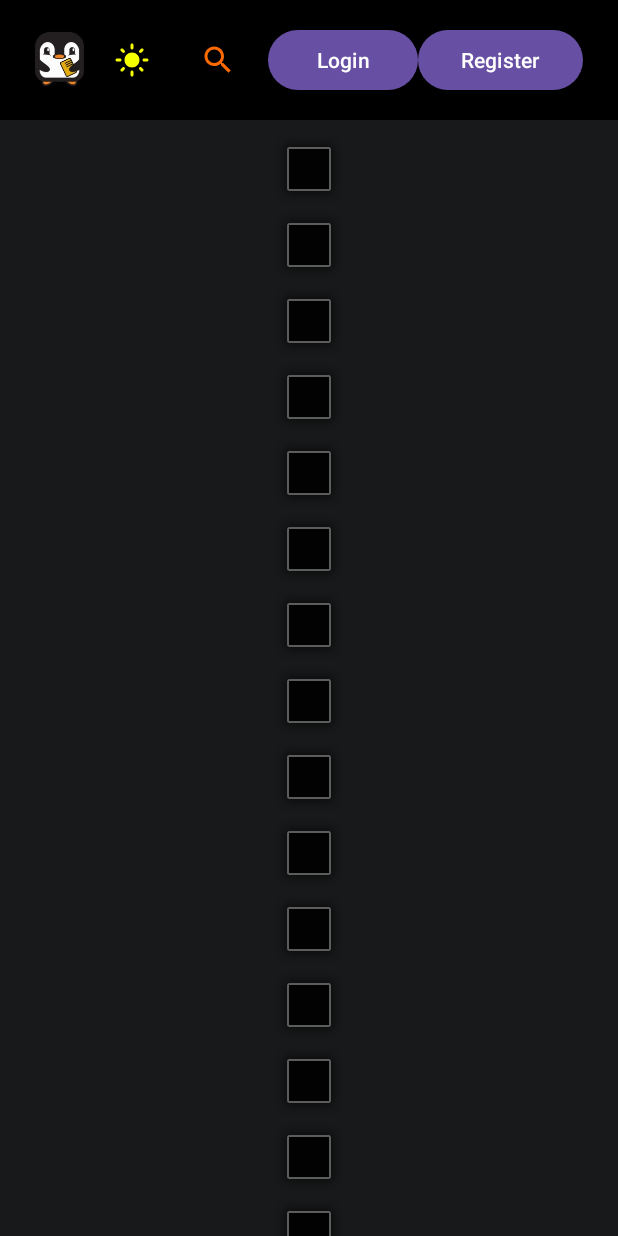
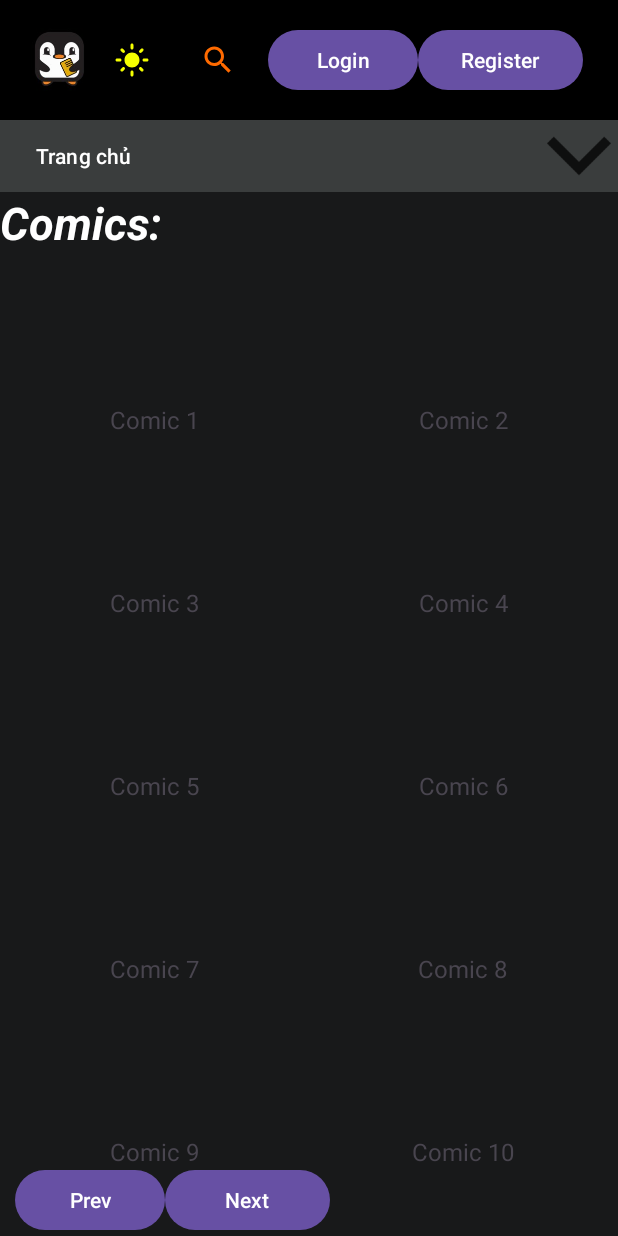
Before and after one commit to Toilahvu/DALTUD2, an Android app: the screen it shows after launch (MainActivity), on a phone screen of 412 x 824 dp. Run offline under Robolectric (Android 15) with nearby library versions, the phone set to English and light mode, and no system bars.

Commit message:
xong mot nua UI

```diff
--- /dev/null
+++ b/app/src/main/java/com/example/daltud2/Control/ComicAdapter.java
@@ -0,0 +1,60 @@
+package com.example.daltud2.Control;
+
+
+import android.view.LayoutInflater;
+import android.view.View;
+import android.view.ViewGroup;
+import android.widget.ImageView;
+import android.widget.TextView;
+
+import androidx.annotation.NonNull;
+import androidx.recyclerview.widget.RecyclerView;
+
+import com.example.daltud2.Model.Comic;
+import com.example.daltud2.R;
+
+import java.util.List;
+
+public class ComicAdapter extends RecyclerView.Adapter<ComicAdapter.ComicViewHolder> {
+
+    public class ComicViewHolder extends RecyclerView.ViewHolder {
+        public TextView comicTitle;
+        public ImageView comicImage;
+
+        public ComicViewHolder(View itemView) {
+            super(itemView);
+            comicTitle = itemView.findViewById(R.id.comicTitle);
+            comicImage = itemView.findViewById(R.id.comicImage);
+        }
+    }
+    private List<Comic> comicList;
+
+    public ComicAdapter(List<Comic> comicList) {
+        this.comicList = comicList;
+    }
+
+    @NonNull
+    @Override
+    public ComicAdapter.ComicViewHolder onCreateViewHolder(@NonNull ViewGroup parent, int viewType) {
+        View itemView = LayoutInflater.from(parent.getContext())
+                .inflate(R.layout.item_comic, parent, false);
+        return new ComicViewHolder(itemView);
+    }
+
+    @Override
+    public void onBindViewHolder(@NonNull ComicAdapter.ComicViewHolder holder, int position) {
+        Comic comic = comicList.get(position);
+        holder.comicTitle.setText(comic.title);
+    }
+
+    @Override
+    public int getItemCount() {
+        return comicList.size();
+    }
+    public void updateData(List<Comic> newComicList) {
+        this.comicList = newComicList;
+        notifyDataSetChanged(); // Báo cho RecyclerView biết dữ liệu đã thay đổi
+    }
+
+
+}
--- a/app/src/main/java/com/example/daltud2/MainActivity.java
+++ /dev/null
@@ -1,87 +0,0 @@
-package com.example.daltud2;
-
-import android.graphics.Color;
-import android.graphics.drawable.ColorDrawable;
-import android.os.Bundle;
-import android.view.View;
-import android.view.animation.Animation;
-import android.view.animation.AnimationUtils;
-import android.widget.EditText;
-import android.widget.ImageButton;
-import android.widget.LinearLayout;
-import android.widget.ScrollView;
-
-import androidx.activity.EdgeToEdge;
-import androidx.appcompat.app.AppCompatActivity;
-import androidx.core.graphics.Insets;
-import androidx.core.view.ViewCompat;
-import androidx.core.view.WindowInsetsCompat;
-
-public class MainActivity extends AppCompatActivity {
-    private LinearLayout searchBar,mainLayout,header;
-    private EditText searchInput;
-    private ImageButton searchButton,btnChange,logoQQ;
-    private ScrollView scroll;
-
-    @Override
-    protected void onCreate(Bundle savedInstanceState) {
-
-        super.onCreate(savedInstanceState);
-        EdgeToEdge.enable(this);
-        setContentView(R.layout.activity_main);
-        ViewCompat.setOnApplyWindowInsetsListener(findViewById(R.id.main), (v, insets) -> {
-            Insets systemBars = insets.getInsets(WindowInsetsCompat.Type.systemBars());
-            v.setPadding(systemBars.left, systemBars.top, systemBars.right, systemBars.bottom);
-            return insets;
-        });
-
-        searchBar = (LinearLayout) findViewById(R.id.search_bar);
-        searchInput = (EditText) findViewById(R.id.search_input);
-        searchButton = (ImageButton) findViewById(R.id.search_button);
-        btnChange = (ImageButton) findViewById(R.id.btnChange);
-        logoQQ = (ImageButton) findViewById(R.id.logoQQ);
-        mainLayout = (LinearLayout) findViewById(R.id.main);
-        header = (LinearLayout) findViewById(R.id.header);
-
-        searchButton.setOnClickListener(new View.OnClickListener() {
-            @Override
-            public void onClick(View v) {
-                if ( searchBar.getVisibility() == View.GONE){
-                    searchBar.setVisibility(View.VISIBLE);
-
-                    //gán animation đã tạo
-                    Animation slideDown = AnimationUtils.loadAnimation(MainActivity.this, R.anim.slide_down);
-                    searchBar.startAnimation(slideDown);
-
-
-                }else searchBar.setVisibility(View.GONE);
-
-
-            }
-        });
-
-        btnChange.setOnClickListener(new View.OnClickListener() {
-            @Override
-            public void onClick(View view) {
-                int currentColor = ((ColorDrawable) mainLayout.getBackground()).getColor();
-                if(currentColor == Color.WHITE){
-                    mainLayout.setBackgroundColor(Color.BLACK);
-                    logoQQ.setBackgroundColor(Color.BLACK);
-                    header.setBackgroundColor(Color.BLACK);
-                    searchButton.setBackgroundColor(Color.BLACK);
-                    btnChange.setImageResource(R.drawable.baseline_light_mode_24);
-                    btnChange.setBackgroundColor(Color.BLACK);
-                    logoQQ.setImageResource(R.mipmap.logonight);
-                }else{
-                    mainLayout.setBackgroundColor(Color.WHITE);
-                    logoQQ.setBackgroundColor(Color.WHITE);
-                    header.setBackgroundColor(Color.WHITE);
-                    searchButton.setBackgroundColor(Color.WHITE);
-                    btnChange.setBackgroundColor(Color.WHITE);
-                    btnChange.setImageResource(R.drawable.baseline_mode_night_24);
-                    logoQQ.setImageResource(R.mipmap.logoday);
-                }
-            }
-        });
-    }
-}
--- /dev/null
+++ b/app/src/main/java/com/example/daltud2/Model/Comic.java
@@ -0,0 +1,27 @@
+package com.example.daltud2.Model;
+
+public class Comic {
+    public String getTitle() {
+        return title;
+    }
+
+    public void setTitle(String title) {
+        this.title = title;
+    }
+
+    public int getImgRepresent() {
+        return imgRepresent;
+    }
+
+    public void setImgRepresent(int imgRepresent) {
+        this.imgRepresent = imgRepresent;
+    }
+
+    public String title;
+    public int imgRepresent;//link anh hoac id anh trong thu muc
+
+    public Comic(String title,int imgRepresent){
+        this.title = title;
+        this.imgRepresent = imgRepresent;
+    }
+}
--- /dev/null
+++ b/app/src/main/java/com/example/daltud2/View/MainActivity.java
@@ -0,0 +1,191 @@
+package com.example.daltud2.View;
+
+import android.content.Intent;
+import android.graphics.Color;
+import android.os.Bundle;
+import android.util.Log;
+import android.view.MenuItem;
+import android.view.View;
+import android.view.animation.Animation;
+import android.view.animation.AnimationUtils;
+import android.widget.Button;
+import android.widget.ImageButton;
+import android.widget.LinearLayout;
+import android.widget.PopupMenu;
+import android.widget.ScrollView;
+
+import androidx.activity.EdgeToEdge;
+import androidx.appcompat.app.AppCompatActivity;
+import androidx.core.graphics.Insets;
+import androidx.core.view.ViewCompat;
+import androidx.core.view.WindowInsetsCompat;
+import androidx.recyclerview.widget.GridLayoutManager;
+import androidx.recyclerview.widget.LinearLayoutManager;
+import androidx.recyclerview.widget.RecyclerView;
+
+import com.example.daltud2.Control.ComicAdapter;
+import com.example.daltud2.Model.Comic;
+import com.example.daltud2.R;
+
+import java.util.ArrayList;
+import java.util.List;
+
+public class MainActivity extends AppCompatActivity {
+    private LinearLayout searchBar,mainLayout,header;
+    //private EditText searchInput;
+    private ImageButton searchButton,btnChange,logoQQ,btnPopup;
+    private ScrollView scroll;
+    private boolean isWhite = false;
+
+    private Button btnPrev;
+    private Button btnNext;
+    private List<List<Comic>> pageDataList = new ArrayList<>();
+    private List<Comic> pageComic;
+    private int currentPage = 1;
+    private ComicAdapter adapter;
+    private int pageSize = 20;
+    private RecyclerView ListComic;
+
+    @Override
+    protected void onCreate(Bundle savedInstanceState) {
+
+    super.onCreate(savedInstanceState);
+    EdgeToEdge.enable(this);
+    setContentView(R.layout.activity_main);
+    ViewCompat.setOnApplyWindowInsetsListener(findViewById(R.id.main), (v, insets) -> {
+        Insets systemBars = insets.getInsets(WindowInsetsCompat.Type.systemBars());
+        v.setPadding(systemBars.left, systemBars.top, systemBars.right, systemBars.bottom);
+        return insets;
+    });
+
+    declareVal();
+    createSampleData(100);
+    searchButton.setOnClickListener(new View.OnClickListener() {
+        @Override
+        public void onClick(View v) {
+            if ( searchBar.getVisibility() == View.GONE){
+                searchBar.setVisibility(View.VISIBLE);
+
+                //gán animation đã tạo
+                Animation slideDown = AnimationUtils.loadAnimation(MainActivity.this, R.anim.slide_down);
+                searchBar.startAnimation(slideDown);
+
+
+            }else searchBar.setVisibility(View.GONE);
+
+
+        }
+    });
+
+    btnChange.setOnClickListener(new View.OnClickListener() {
+            @Override
+            public void onClick(View view) {
+                isWhite = !isWhite;
+                colorUiChange(isWhite);
+            }
+        });
+
+    btnPopup.setOnClickListener(new View.OnClickListener() {
+            @Override
+            public void onClick(View view) {
+                PopupMenu popupMenu = new PopupMenu(MainActivity.this,view);
+                popupMenu.getMenuInflater().inflate(R.menu.menu_item, popupMenu.getMenu());
+                popupMenu.setOnMenuItemClickListener(new PopupMenu.OnMenuItemClickListener() {
+                    @Override
+                    public boolean onMenuItemClick(MenuItem menuItem) {
+                        if(menuItem.getItemId() == R.id.item_1){
+                            Intent intent = new Intent(MainActivity.this,searchTheLoai.class);
+                            startActivity(intent);
+                        }else if (menuItem.getItemId() == R.id.item_2) {
+                            Intent intent = new Intent(MainActivity.this, searchTheLoai.class);
+                            startActivity(intent);
+                        }else {
+                            Intent intent = new Intent(MainActivity.this, searchTheLoai.class);
+                            startActivity(intent);
+                        }
+
+                        return true;
+                    }
+                });
+                popupMenu.show();
+            }
+        });
+
+
+    // Khởi tạo Adapter với dữ liệu của trang đầu tiên
+    adapter = new ComicAdapter(pageDataList.get(currentPage-1));
+    GridLayoutManager gridLayoutManager = new GridLayoutManager(this, 2);
+    ListComic.setLayoutManager(gridLayoutManager);
+    ListComic.setAdapter(adapter);
+
+
+        // Xử lý chuyển trang (tương tự như ví dụ trước)
+    btnPrev.setOnClickListener(view -> {
+        if (currentPage > 1) {
+            currentPage--;
+            adapter.updateData(pageDataList.get(currentPage - 1));
+            adapter.notifyDataSetChanged();
+        }
+    });
+
+    btnNext.setOnClickListener(view -> {
+        if (currentPage < pageDataList.size()) {
+            currentPage++;
+            adapter.updateData(pageDataList.get(currentPage - 1));
+            adapter.notifyDataSetChanged();
+        }
+    });
+    }
+    private void colorUiChange(boolean isWhite) {
+        if (isWhite) {
+            mainLayout.setBackgroundColor(Color.WHITE);
+            logoQQ.setBackgroundColor(Color.WHITE);
+            header.setBackgroundColor(Color.WHITE);
+            btnChange.setImageResource(R.drawable.baseline_mode_night_24);
+            btnChange.setBackground(null);
+            searchButton.setBackground(null);
+            logoQQ.setImageResource(R.mipmap.logoday);
+
+        } else {
+            mainLayout.setBackgroundColor(Color.BLACK);
+            logoQQ.setBackgroundColor(Color.BLACK);
+            header.setBackgroundColor(Color.BLACK);
+            btnChange.setImageResource(R.drawable.baseline_light_mode_24);
+            searchButton.setBackground(null);
+            btnChange.setBackground(null);
+            logoQQ.setImageResource(R.mipmap.logonight);
+        }
+    }
+
+    private void declareVal(){
+        searchBar = (LinearLayout) findViewById(R.id.search_bar);
+       //searchInput = (EditText) findViewById(R.id.search_input);
+        searchButton = (ImageButton) findViewById(R.id.search_button);
+        btnChange = (ImageButton) findViewById(R.id.btnChange);
+        logoQQ = (ImageButton) findViewById(R.id.logoQQ);
+        mainLayout = (LinearLayout) findViewById(R.id.main);
+        header = (LinearLayout) findViewById(R.id.header);
+        btnPopup = (ImageButton) findViewById(R.id.btnPopup);
+        btnPrev = (Button) findViewById(R.id.btnPrev);
+        btnNext = (Button) findViewById(R.id.btnNext);
+        ListComic = (RecyclerView) findViewById(R.id.ListComic);
+    }
+
+    // Hàm tạo dữ liệu mẫu
+    private void createSampleData(int numItems) {
+        List<Comic> fullDataList = new ArrayList<>();
+        for (int i = 1; i <= numItems; i++) {
+            fullDataList.add(new Comic("Comic " + i, 0));
+        }
+
+        // Chia dữ liệu thành các trang
+        pageDataList.clear();
+        int startIndex = 0;
+        while (startIndex < fullDataList.size()) {
+            int endIndex = Math.min(startIndex + pageSize, fullDataList.size());
+            pageComic = new ArrayList<>(fullDataList.subList(startIndex, endIndex));
+            pageDataList.add(pageComic);
+            startIndex += pageSize;
+        }
+    }
+}
--- /dev/null
+++ b/app/src/main/java/com/example/daltud2/View/searchTheLoai.java
@@ -0,0 +1,26 @@
+package com.example.daltud2.View;
+
+import android.os.Bundle;
+
+import androidx.activity.EdgeToEdge;
+import androidx.appcompat.app.AppCompatActivity;
+import androidx.core.graphics.Insets;
+import androidx.core.view.ViewCompat;
+import androidx.core.view.WindowInsetsCompat;
+
+import com.example.daltud2.R;
+
+public class searchTheLoai extends AppCompatActivity {
+
+    @Override
+    protected void onCreate(Bundle savedInstanceState) {
+        super.onCreate(savedInstanceState);
+        EdgeToEdge.enable(this);
+        setContentView(R.layout.activity_search_the_loai);
+        ViewCompat.setOnApplyWindowInsetsListener(findViewById(R.id.main), (v, insets) -> {
+            Insets systemBars = insets.getInsets(WindowInsetsCompat.Type.systemBars());
+            v.setPadding(systemBars.left, systemBars.top, systemBars.right, systemBars.bottom);
+            return insets;
+        });
+    }
+}
--- a/app/src/main/res/layout/activity_main.xml
+++ b/app/src/main/res/layout/activity_main.xml
@@ -7,7 +7,7 @@
     android:layout_height="match_parent"
     android:orientation="vertical"
     android:background="#18191A"
-    tools:context=".MainActivity">
+    tools:context=".View.MainActivity">
 
     <LinearLayout
 
@@ -46,9 +46,9 @@
 
             <Button
                 android:id="@+id/btnDK"
-                android:layout_marginLeft="10dp"
                 android:layout_width="100dp"
                 android:layout_height="wrap_content"
+                android:layout_marginLeft="10dp"
                 android:text="Login" />
 
             <Button
@@ -86,143 +86,77 @@
 
     </LinearLayout>
 
-    <ScrollView
-        android:layout_marginTop="10dp"
+    <LinearLayout
         android:layout_width="match_parent"
-        android:layout_height="match_parent">
+        android:layout_height="wrap_content"
+        android:background="#3A3D3D"
+        android:orientation="vertical">
 
         <LinearLayout
             android:layout_width="match_parent"
-            android:layout_height="wrap_content"
-            android:orientation="vertical" >
+            android:layout_height="match_parent"
+            android:orientation="horizontal">
 
-            <ImageView
-                android:id="@+id/imageView30"
-                android:layout_width="match_parent"
+            <Button
+                android:id="@+id/button"
+                android:layout_width="362dp"
+                android:layout_height="match_parent"
+                android:background="#00000000"
+                android:gravity="start|center_vertical"
+                android:text="Trang chủ" />
+
+            <ImageButton
+                android:id="@+id/btnPopup"
+                android:layout_width="wrap_content"
                 android:layout_height="wrap_content"
-                app:srcCompat="@android:drawable/alert_dark_frame" />
-
-            <ImageView
-                android:id="@+id/imageView"
-                android:layout_width="match_parent"
-                android:layout_height="wrap_content"
-                app:srcCompat="@android:drawable/alert_dark_frame" />
-
-            <ImageView
-                android:id="@+id/imageView2"
-                android:layout_width="match_parent"
-                android:layout_height="wrap_content"
-                app:srcCompat="@android:drawable/alert_dark_frame" />
-
-            <ImageView
-                android:id="@+id/imageView3"
-                android:layout_width="match_parent"
-                android:layout_height="wrap_content"
-                app:srcCompat="@android:drawable/alert_dark_frame" />
-
-            <ImageView
-                android:id="@+id/imageView4"
-                android:layout_width="match_parent"
-                android:layout_height="wrap_content"
-                app:srcCompat="@android:drawable/alert_dark_frame" />
-
-            <ImageView
-                android:id="@+id/imageView5"
-                android:layout_width="match_parent"
-                android:layout_height="wrap_content"
-                app:srcCompat="@android:drawable/alert_dark_frame" />
-
-            <ImageView
-                android:id="@+id/imageView6"
-                android:layout_width="match_parent"
-                android:layout_height="wrap_content"
-                app:srcCompat="@android:drawable/alert_dark_frame" />
-
-            <ImageView
-                android:id="@+id/imageView7"
-                android:layout_width="match_parent"
-                android:layout_height="wrap_content"
-                app:srcCompat="@android:drawable/alert_dark_frame" />
-
-            <ImageView
-                android:id="@+id/imageView8"
-                android:layout_width="match_parent"
-                android:layout_height="wrap_content"
-                app:srcCompat="@android:drawable/alert_dark_frame" />
-
-            <ImageView
-                android:id="@+id/imageView9"
-                android:layout_width="match_parent"
-                android:layout_height="wrap_content"
-                app:srcCompat="@android:drawable/alert_dark_frame" />
-
-            <ImageView
-                android:id="@+id/imageView27"
-                android:layout_width="match_parent"
-                android:layout_height="wrap_content"
-                app:srcCompat="@android:drawable/alert_dark_frame" />
-
-            <ImageView
-                android:id="@+id/imageView28"
-                android:layout_width="match_parent"
-                android:layout_height="wrap_content"
-                app:srcCompat="@android:drawable/alert_dark_frame" />
-
-            <ImageView
-                android:id="@+id/imageView29"
-                android:layout_width="match_parent"
-                android:layout_height="wrap_content"
-                app:srcCompat="@android:drawable/alert_dark_frame" />
-
-            <ImageView
-                android:id="@+id/imageView31"
-                android:layout_width="match_parent"
-                android:layout_height="wrap_content"
-                app:srcCompat="@android:drawable/alert_dark_frame" />
-
-            <ImageView
-                android:id="@+id/imageView32"
-                android:layout_width="match_parent"
-                android:layout_height="wrap_content"
-                app:srcCompat="@android:drawable/alert_dark_frame" />
-
-            <ImageView
-                android:id="@+id/imageView33"
-                android:layout_width="match_parent"
-                android:layout_height="wrap_content"
-                app:srcCompat="@android:drawable/alert_dark_frame" />
-
-            <ImageView
-                android:id="@+id/imageView34"
-                android:layout_width="match_parent"
-                android:layout_height="wrap_content"
-                app:srcCompat="@android:drawable/alert_dark_frame" />
-
-            <ImageView
-                android:id="@+id/imageView35"
-                android:layout_width="match_parent"
-                android:layout_height="wrap_content"
-                app:srcCompat="@android:drawable/alert_dark_frame" />
-
-            <ImageView
-                android:id="@+id/imageView36"
-                android:layout_width="match_parent"
-                android:layout_height="wrap_content"
-                app:srcCompat="@android:drawable/alert_dark_frame" />
-
-            <ImageView
-                android:id="@+id/imageView37"
-                android:layout_width="match_parent"
-                android:layout_height="wrap_content"
-                app:srcCompat="@android:drawable/alert_dark_frame" />
-
-            <ImageView
-                android:id="@+id/imageView38"
-                android:layout_width="match_parent"
-                android:layout_height="wrap_content"
-                app:srcCompat="@android:drawable/alert_dark_frame" />
+                android:background="@null"
+                app:srcCompat="@mipmap/popupmenu" />
 
         </LinearLayout>
-    </ScrollView>
+
+
+    </LinearLayout>
+
+    <LinearLayout
+        android:layout_width="match_parent"
+        android:layout_height="wrap_content"
+        android:background="#18191A"
+        android:orientation="vertical">
+
+        <TextView
+            android:id="@+id/textView4"
+            android:layout_width="wrap_content"
+            android:layout_height="wrap_content"
+            android:textSize="30dp"
+            android:textStyle="bold|italic"
+            android:textColor="@color/white"
+            android:text="Comics:" />
+
+        <androidx.recyclerview.widget.RecyclerView
+            android:id="@+id/ListComic"
+            android:layout_width="match_parent"
+            android:layout_height="match_parent"
+            android:layout_weight="1"/>
+
+        <LinearLayout
+            android:layout_width="match_parent"
+            android:layout_height="match_parent"
+            android:orientation="horizontal">
+
+            <Button
+                android:id="@+id/btnPrev"
+                android:layout_width="100dp"
+                android:layout_height="wrap_content"
+                android:layout_marginLeft="10dp"
+                android:text="Prev" />
+
+            <Button
+                android:id="@+id/btnNext"
+                android:layout_width="110dp"
+                android:layout_height="wrap_content"
+                android:text="Next" />
+        </LinearLayout>
+
+    </LinearLayout>
 
 </LinearLayout>
--- /dev/null
+++ b/app/src/main/res/layout/activity_search_the_loai.xml
@@ -0,0 +1,16 @@
+<?xml version="1.0" encoding="utf-8"?>
+<LinearLayout xmlns:android="http://schemas.android.com/apk/res/android"
+    xmlns:app="http://schemas.android.com/apk/res-auto"
+    xmlns:tools="http://schemas.android.com/tools"
+    android:id="@+id/main"
+    android:layout_width="match_parent"
+    android:layout_height="match_parent"
+    android:orientation="vertical"
+    tools:context=".View.searchTheLoai">
+
+    <TextView
+        android:id="@+id/textView"
+        android:layout_width="match_parent"
+        android:layout_height="wrap_content"
+        android:text="the loai" />
+</LinearLayout>
--- /dev/null
+++ b/app/src/main/res/layout/item_comic.xml
@@ -0,0 +1,20 @@
+<?xml version="1.0" encoding="utf-8"?>
+<LinearLayout xmlns:android="http://schemas.android.com/apk/res/android"
+    android:layout_width="match_parent"
+    android:layout_height="wrap_content"
+    android:orientation="vertical">
+
+    <ImageView
+        android:id="@+id/comicImage"
+        android:layout_width="match_parent"
+        android:layout_height="100dp"
+        android:scaleType="centerCrop" />
+
+    <TextView
+        android:id="@+id/comicTitle"
+        android:layout_width="wrap_content"
+        android:layout_height="wrap_content"
+        android:layout_gravity="center_horizontal"
+        android:text="Tên truyện"
+        android:textSize="16sp" />
+</LinearLayout>
--- /dev/null
+++ b/app/src/main/res/menu/menu_item.xml
@@ -0,0 +1,15 @@
+<?xml version="1.0" encoding="utf-8"?>
+<menu xmlns:android="http://schemas.android.com/apk/res/android">
+    <item
+        android:id="@+id/item_1"
+        android:title="Thể loại"
+        />
+    <item
+        android:id="@+id/item_2"
+        android:title="Xếp hạng "
+        />
+    <item
+        android:id="@+id/item_3"
+        android:title="Theo dõi"
+        />
+</menu>
```
Also changed, not shown: app/src/main/AndroidManifest.xml (+7 -4 lines), app/src/main/res/mipmap-hdpi/popupmenu.png (added), app/src/main/res/mipmap-mdpi/popupmenu.png (added), app/src/main/res/mipmap-xhdpi/popupmenu.png (added), app/src/main/res/mipmap-xxhdpi/popupmenu.png (added), app/src/main/res/mipmap-xxxhdpi/popupmenu.png (added).
